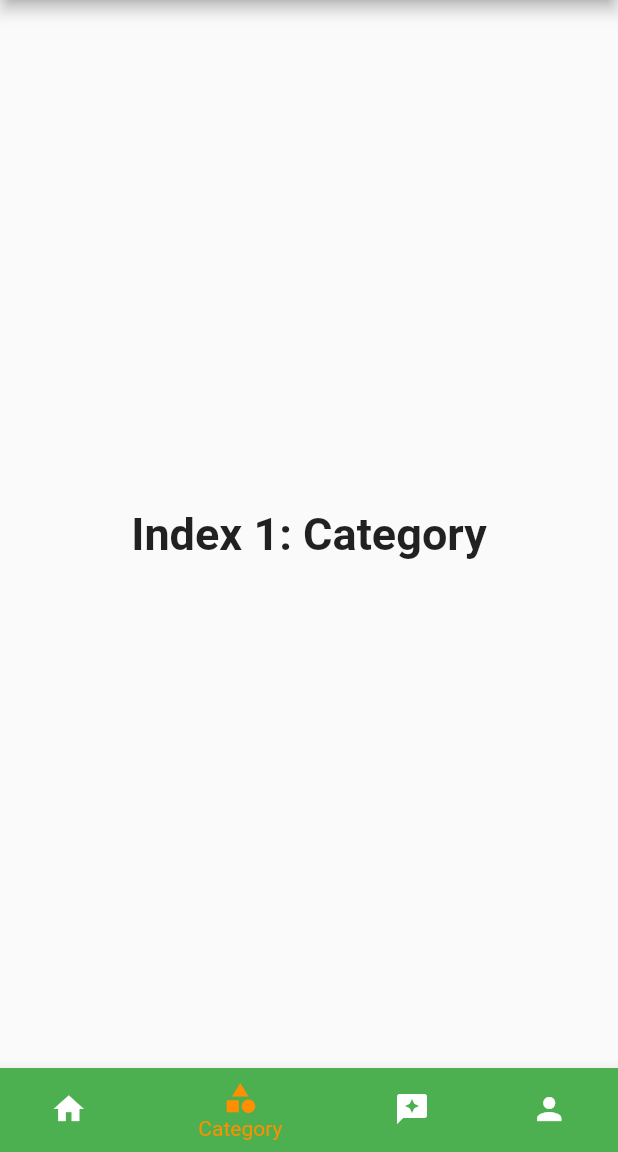
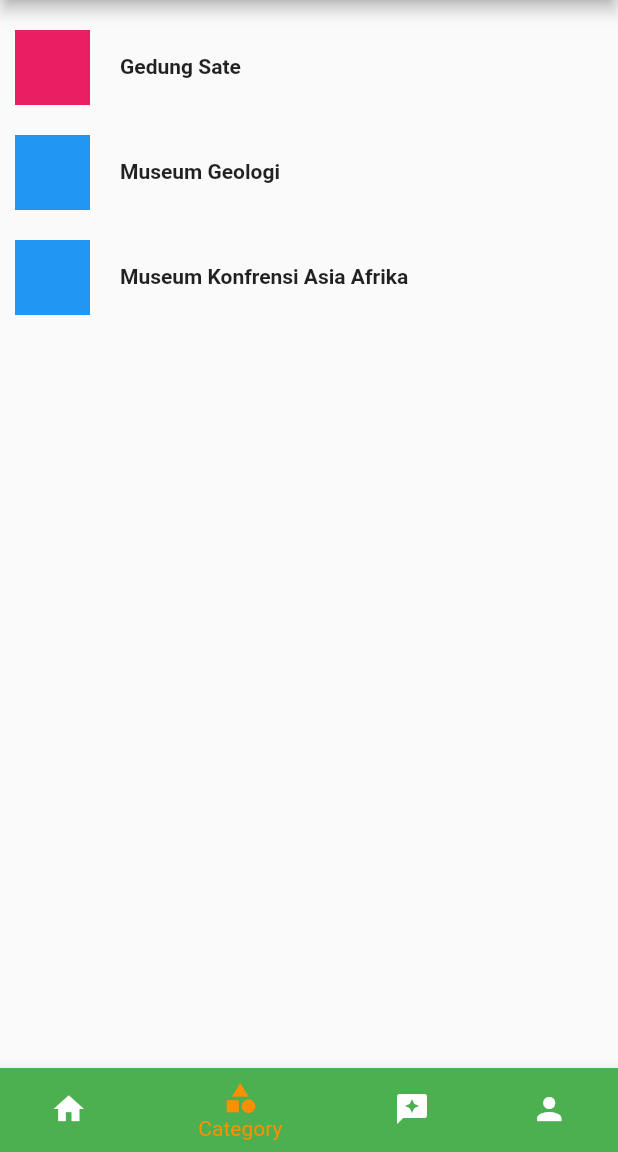
Before and after one commit to aryapangestu/Project_WTB-Travel, a Flutter app: the screen it shows after launch, item 2 of the bottom bar chosen, on a phone screen of 412 x 824 dp, the part 84-1236 px from its top. Run offline on Flutter 3.47's test engine with Material 2 defaults, Android fonts, the phone set to English and light mode, and no system bars.

Commit message:
category_screen

```diff
--- a/EndUser_WTB-Travel/wtb_travel/lib/views/category_screen.dart
+++ b/EndUser_WTB-Travel/wtb_travel/lib/views/category_screen.dart
@@ -0,0 +1,110 @@
+import 'package:flutter/material.dart';
+
+class WtbTravelCategoryScreen extends StatefulWidget {
+  const WtbTravelCategoryScreen({Key? key}) : super(key: key);
+
+  @override
+  State<WtbTravelCategoryScreen> createState() => _WtbTravelCategoryScreen();
+}
+
+class _ArticleDescription extends StatelessWidget {
+  const _ArticleDescription({
+    Key? key,
+    required this.title,
+  }) : super(key: key);
+
+  final String title;
+
+  @override
+  Widget build(BuildContext context) {
+    return Column(
+      crossAxisAlignment: CrossAxisAlignment.start,
+      children: <Widget>[
+        Expanded(
+          child: Column(
+            crossAxisAlignment: CrossAxisAlignment.center, mainAxisAlignment: MainAxisAlignment.center,
+            children: <Widget>[
+              Text(
+                title,
+                maxLines: 2,
+                overflow: TextOverflow.ellipsis,
+                style: const TextStyle(
+                  fontWeight: FontWeight.bold,
+                ),
+              ),
+              const Padding(padding: EdgeInsets.only(bottom: 2.0)),
+
+            ],
+          ),
+        ),
+      ],
+    );
+  }
+}
+
+class CustomListItemTwo extends StatelessWidget {
+  const CustomListItemTwo({
+    Key? key,
+    required this.thumbnail,
+    required this.title,
+  }) : super(key: key);
+
+  final Widget thumbnail;
+  final String title;
+
+  @override
+  Widget build(BuildContext context) {
+    return Padding(
+      padding: const EdgeInsets.symmetric(vertical: 10.0),
+      child: SizedBox(
+        height: 50,
+        child: Row(
+          crossAxisAlignment: CrossAxisAlignment.start,
+          children: <Widget>[
+            AspectRatio(
+              aspectRatio: 1.0,
+              child: thumbnail,
+            ),
+            Expanded(
+              child: Padding(
+                padding: const EdgeInsets.fromLTRB(20.0, 0.0, 2.0, 0.0),
+                child: _ArticleDescription(
+                  title: title,
+                ),
+              ),
+            )
+          ],
+        ),
+      ),
+    );
+  }
+}
+
+class _WtbTravelCategoryScreen extends State<WtbTravelCategoryScreen> {
+  @override
+  Widget build(BuildContext context) {
+    return ListView(
+      padding: const EdgeInsets.all(10.0),
+      children: <Widget>[
+        CustomListItemTwo(
+          thumbnail: Container(
+            decoration: const BoxDecoration(color: Colors.pink),
+          ),
+          title: 'Gedung Sate',
+        ),
+        CustomListItemTwo(
+          thumbnail: Container(
+            decoration: const BoxDecoration(color: Colors.blue),
+          ),
+          title: 'Museum Geologi',
+        ),
+         CustomListItemTwo(
+          thumbnail: Container(
+            decoration: const BoxDecoration(color: Colors.blue),
+          ),
+          title: 'Museum Konfrensi Asia Afrika',
+         ),
+      ],
+    );
+  }
+}
--- a/EndUser_WTB-Travel/wtb_travel/lib/views/full_app_screen.dart
+++ b/EndUser_WTB-Travel/wtb_travel/lib/views/full_app_screen.dart
@@ -1,5 +1,6 @@
 import 'package:flutter/material.dart';
 import 'package:wtb_travel/views/review_screen.dart';
+import 'package:wtb_travel/views/category_screen.dart';
 
 class WtbTravelFullAppScreen extends StatefulWidget {
   const WtbTravelFullAppScreen({Key? key, required this.title})
@@ -20,15 +21,14 @@ class _WtbTravelFullAppScreen extends State<WtbTravelFullAppScreen> {
       'Index 0: Home',
       style: optionStyle,
     ),
-    const Text(
-      'Index 1: Category',
-      style: optionStyle,
-    ),
+    const WtbTravelCategoryScreen(),
+
     const WtbTravelReviewScreen(),
     const Text(
       'Index 3: Profil',
       style: optionStyle,
     ),
+
   ];
 
   void _onItemTapped(int index) {
```
